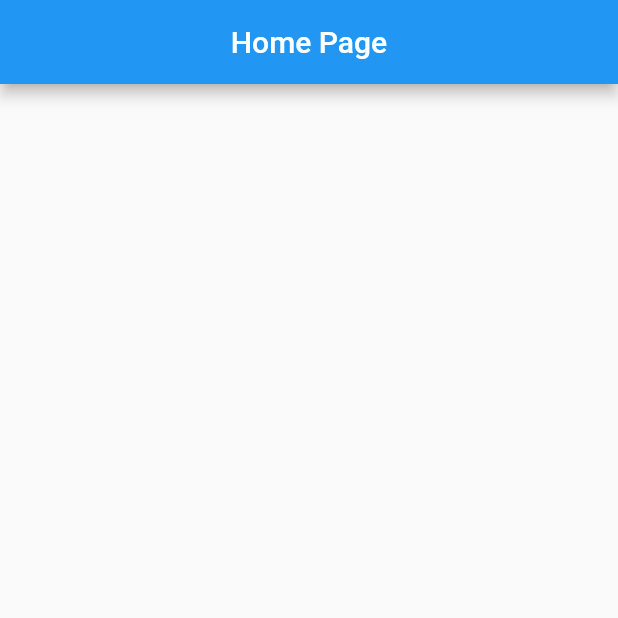
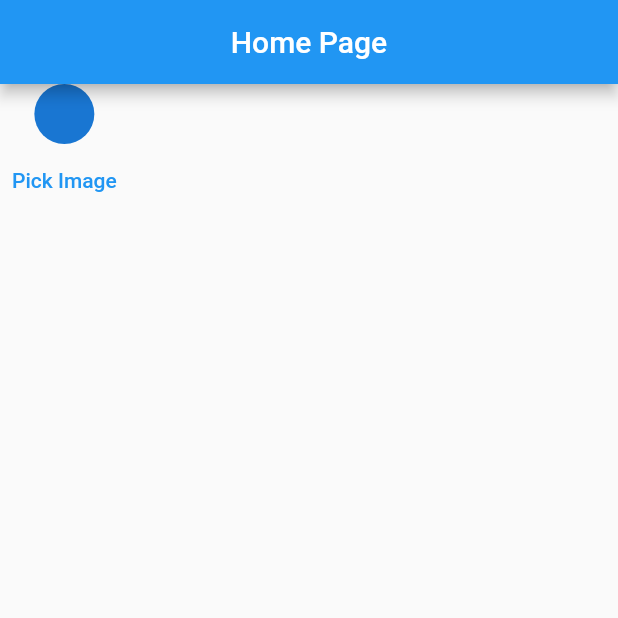
Before and after one commit to atik-sabuj/getx_app, a Flutter app: the screen it shows after launch, on a phone screen of 412 x 824 dp, the top half of it. Run offline on Flutter 3.47's test engine with Material 2 defaults, Android fonts, the phone set to English and light mode, and no system bars; our stand-ins replace get, image_picker.

Commit message:
GetX - Image Picker Controller #2

```diff
--- a/lib/home_page.dart
+++ b/lib/home_page.dart
@@ -1,3 +1,5 @@
+import 'dart:io';
+
 import 'package:flutter/material.dart';
 import 'package:get/get.dart';
 import 'package:getx_app/example_two/example_two.dart';
@@ -32,11 +34,20 @@ class _HomePageState extends State<HomePage> {
         title: Text('Home Page'),
         centerTitle: true,
       ),
-      body: Column(
-        children: [
-
-        ],
-      ),
+      body: Obx((){
+        return Column(
+          children: [
+            CircleAvatar(
+              backgroundImage: controller.imagePath.isNotEmpty ?
+              FileImage(File(controller.imagePath.toString())): null,
+            ),
+            TextButton(onPressed: (){
+              controller.getImage();
+            },
+                child: Text('Pick Image')),
+          ],
+        );
+      }),
     );
   }
 }
```
